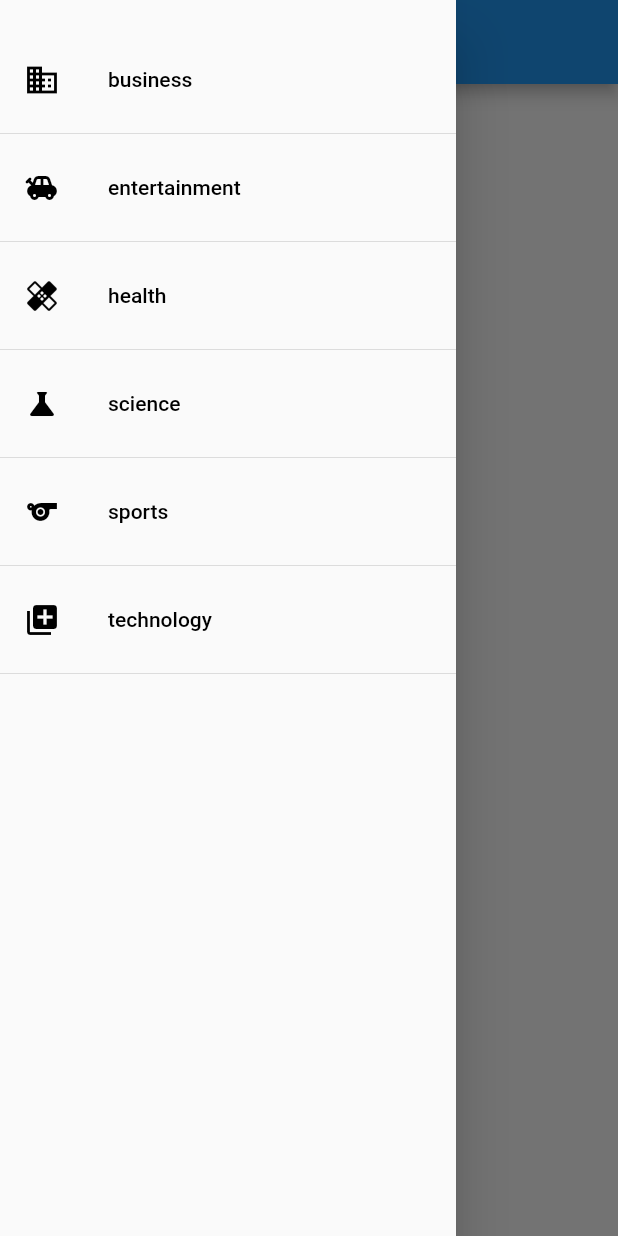
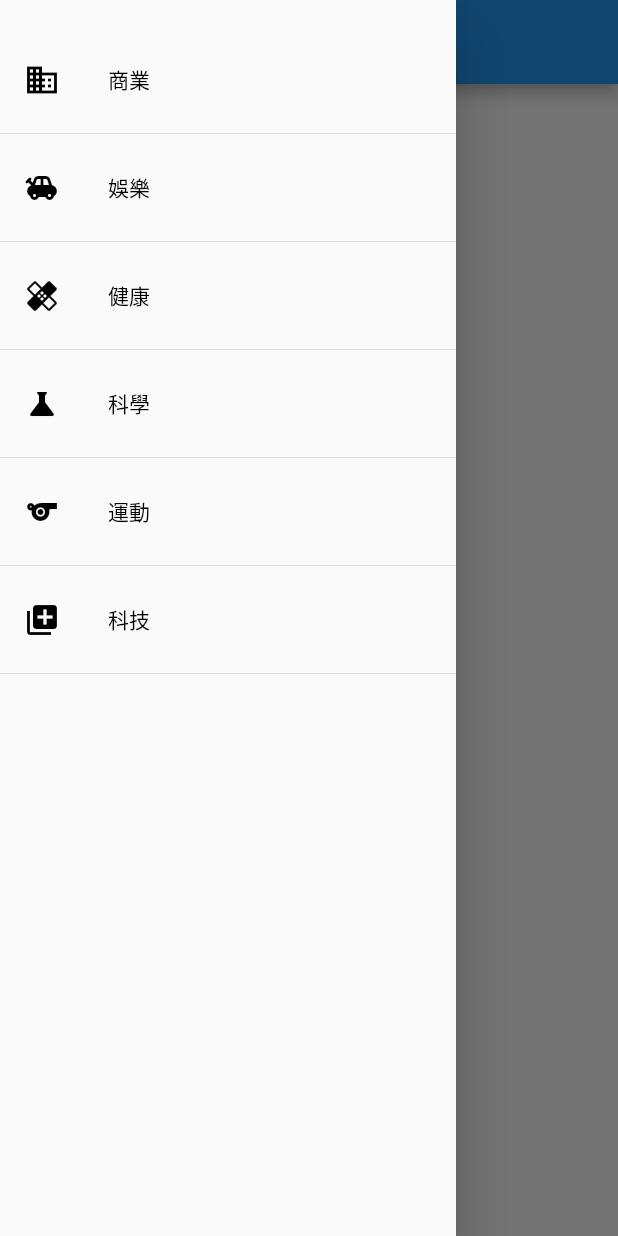
Before and after one commit to hsiaomingcheng/flutter_news_app, a Flutter app: the screen it shows after launch, with the side drawer open, on a phone screen of 412 x 824 dp. Run offline on Flutter 3.47's test engine with Material 2 defaults, Android fonts, the phone set to English and light mode, and no system bars; our stand-ins replace dio, webview_flutter; network calls fail.

Commit message:
[feature] add init call newsData

```diff
--- a/lib/components/left_drawer_item.dart
+++ b/lib/components/left_drawer_item.dart
@@ -49,7 +49,7 @@ class _LeftDrawerItemState extends State<LeftDrawerItem> {
         ),
       ),
       onTap: () {
-        Provider.of<NewsState>(context, listen: false).getNewsData(widget.type);
+        Provider.of<NewsState>(context, listen: false).getNewsData(widget.type, widget.text);
         Navigator.of(context).pop(); //隱藏側邊欄
       },
     );
--- a/lib/main.dart
+++ b/lib/main.dart
@@ -23,11 +23,11 @@ class MyApp extends StatelessWidget {
 }
 
 class NewsState extends ChangeNotifier {
-  String newsCategory = 'business';
+  String newsCategory = '商業';
   List newCardList = [];
 
   //取得新聞資訊
-  void getNewsData(String category) async {
+  void getNewsData(String category, String text) async {
     var apiUrl =
         'http://newsapi.org/v2/top-headlines?country=tw&category=$category&apiKey=1d2378b6c5aa41709df3dbbe17bd23a3';
 
@@ -35,10 +35,7 @@ class NewsState extends ChangeNotifier {
 
     newCardList = result.data['articles'];
 
-    newsCategory = category;
-
-    print(apiUrl);
-    print(newCardList);
+    newsCategory = text;
 
     notifyListeners();
   }
--- a/lib/screens/home/components/body.dart
+++ b/lib/screens/home/components/body.dart
@@ -13,8 +13,12 @@ class BodyComponent extends StatefulWidget {
 
 class _BodyComponentState extends State<BodyComponent> {
   @override
-  void initState() {
-    super.initState();
+  void didChangeDependencies() {
+    if (Provider.of<NewsState>(context).newCardList.length == 0) {
+      Provider.of<NewsState>(context, listen: false).getNewsData('business', '商業');
+    }
+
+    super.didChangeDependencies();
   }
 
   @override
@@ -24,7 +28,7 @@ class _BodyComponentState extends State<BodyComponent> {
         padding: EdgeInsets.fromLTRB(0, 20, 0, 20),
         child: Column(
           children: [
-            Text(Provider.of<NewsState>(context).newsCategory),
+            if (Provider.of<NewsState>(context).newCardList.length > 0) Text(Provider.of<NewsState>(context).newsCategory),
             //這裡需注意，必須寫一個當資料還沒取到時的處理，否則會報錯
             if (Provider.of<NewsState>(context).newCardList.length > 0)
               ...List.generate(
@@ -61,8 +65,7 @@ class _BodyComponentState extends State<BodyComponent> {
                             color: Colors.black,
                           )
                         ],
-                )
-              ),
+                      )),
           ],
         ),
       ),
--- a/lib/screens/home/home_screen.dart
+++ b/lib/screens/home/home_screen.dart
@@ -6,37 +6,37 @@ List<Map> leftDrawerItemList = [
   {
     'id': 0,
     'icon': Icons.business,
-    'text': 'business',
+    'text': '商業',
     'type': 'business',
   },
   {
     'id': 1,
     'icon': Icons.toys,
-    'text': 'entertainment',
+    'text': '娛樂',
     'type': 'entertainment',
   },
   {
     'id': 2,
     'icon': Icons.healing,
-    'text': 'health',
+    'text': '健康',
     'type': 'health',
   },
   {
     'id': 3,
     'icon': Icons.science,
-    'text': 'science',
+    'text': '科學',
     'type': 'science',
   },
   {
     'id': 4,
     'icon': Icons.sports,
-    'text': 'sports',
+    'text': '運動',
     'type': 'sports',
   },
   {
     'id': 5,
     'icon': Icons.library_add,
-    'text': 'technology',
+    'text': '科技',
     'type': 'technology',
   },
 ];
```
Lines whose indentation alone changed are shown as unchanged.
